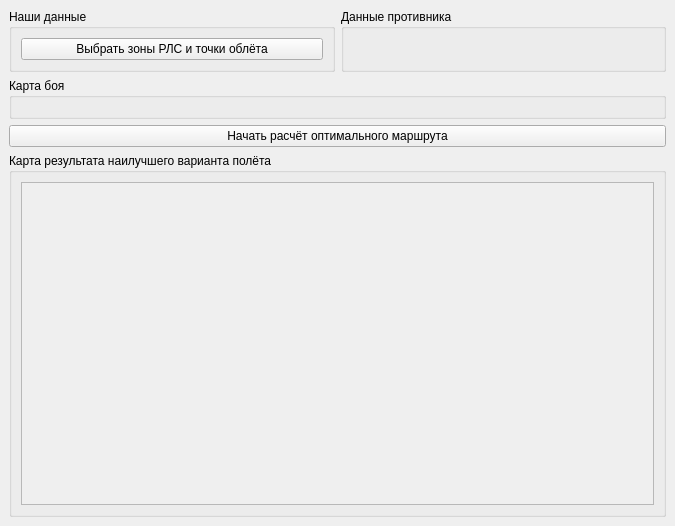
Old version of the form mainwindow.ui in the repository predbannikov/makeTrackAirPlane.
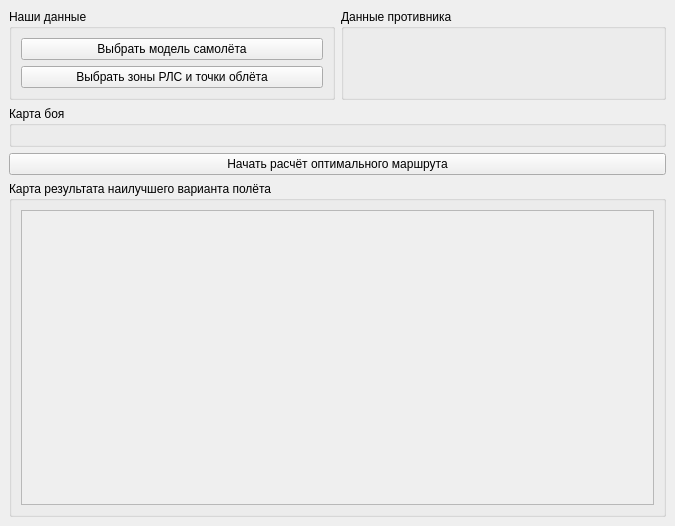
New version of the form.

The edit to the form file:
```diff
--- a/mainwindow.ui
+++ b/mainwindow.ui
@@ -39,7 +39,7 @@
             <x>0</x>
             <y>0</y>
             <width>631</width>
-            <height>321</height>
+            <height>293</height>
            </rect>
           </property>
           <layout class="QGridLayout" name="gridLayout_5"/>
@@ -63,13 +63,20 @@
        <string>Наши данные</string>
       </property>
       <layout class="QGridLayout" name="gridLayout_3">
-       <item row="0" column="0">
+       <item row="1" column="0">
         <widget class="QPushButton" name="pbZoneRLS">
          <property name="text">
           <string>Выбрать зоны РЛС и точки облёта</string>
          </property>
         </widget>
        </item>
+       <item row="0" column="0">
+        <widget class="QPushButton" name="pushButton_2">
+         <property name="text">
+          <string>Выбрать модель самолёта</string>
+         </property>
+        </widget>
+       </item>
       </layout>
      </widget>
     </item>
```
